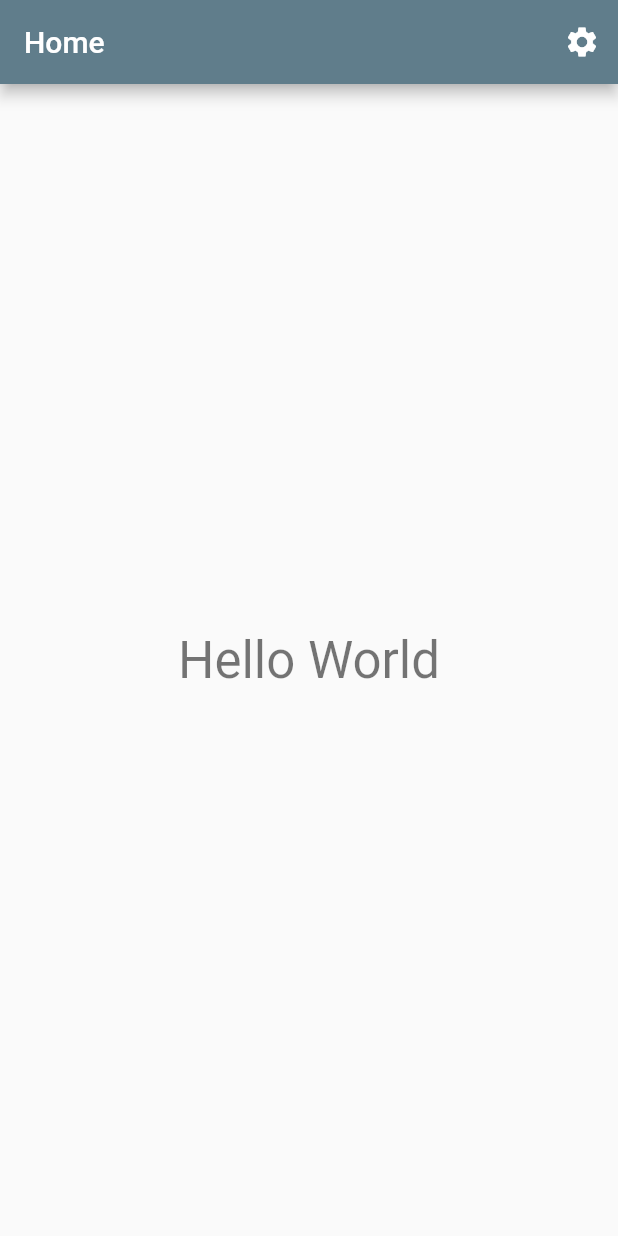
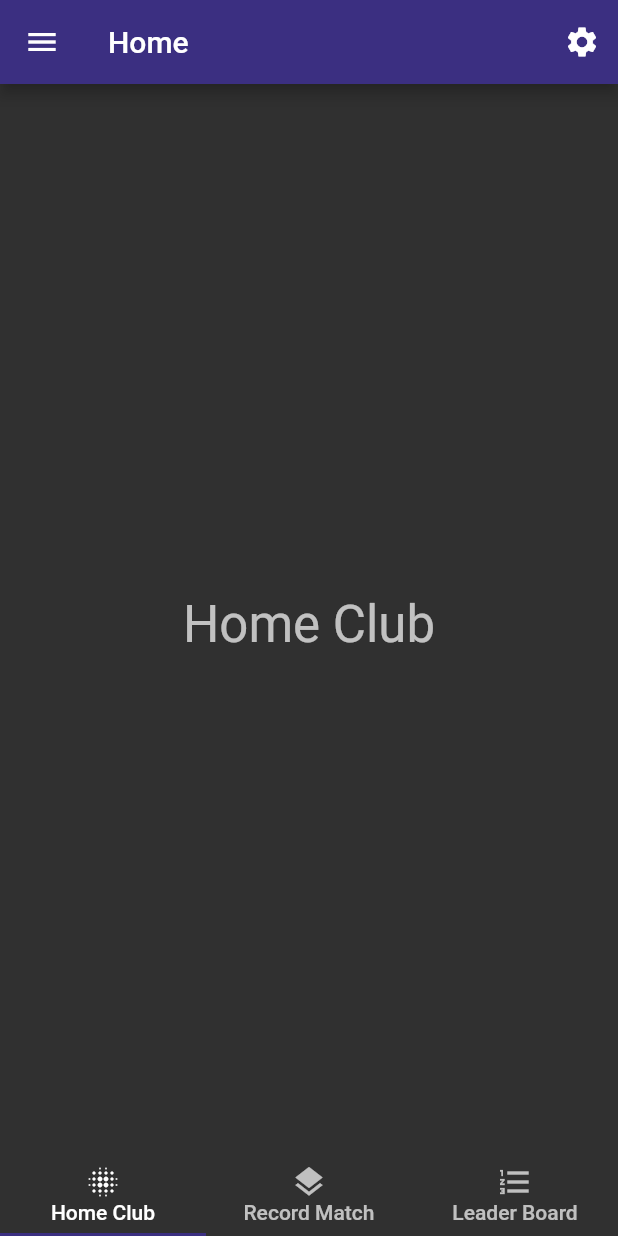
Before and after one commit to kattsushi/pong_score, a Flutter app: the screen it shows after launch, on a phone screen of 412 x 824 dp. Run offline on Flutter 3.47's test engine with Material 2 defaults, Android fonts, the phone set to English and light mode, and no system bars; our stand-ins replace bloc, equatable, flutter_bloc.

Commit message:
iniciando layout

```diff
--- a/lang/en.json
+++ b/lang/en.json
@@ -1,4 +1,13 @@
 {
   "home": "Home",
-  "hello-world": "Hello World"
+  "hello-world": "Hello World",
+  "home-club": "Home Club",
+  "leader-board": "Leader Board",
+  "record-match": "Record Match",
+  "members": "Merbers",
+  "tournaments": "Tournaments",
+  "events": "Events",
+  "club-info": "Club Info",
+  "subcription": "Subcription",
+  "teams-management": "Teams Management"
 }
--- a/lang/es.json
+++ b/lang/es.json
@@ -1,4 +1,13 @@
 {
   "home": "Casa",
-  "hello-world": "Hola Mundo"
+  "hello-world": "Hola Mundo",
+  "home-club": "Home Club",
+  "leader-board": "Leader Board",
+  "record-match": "Partido",
+  "members": "Miembros",
+  "tournaments": "Torneos",
+  "events": "Eventos",
+  "club-info": "Club Info",
+  "subcription": "Subcripcion",
+  "teams-management": "Gestion de Equipos"
 }
--- a/lib/main.dart
+++ b/lib/main.dart
@@ -6,9 +6,9 @@ import 'package:pong_score/ui/global/theme/bloc/theme_bloc.dart';
 import 'package:pong_score/ui/global/theme/bloc/theme_state.dart';
 import 'package:pong_score/ui/home/home_page.dart';
 
-void main() => runApp(MyApp());
+void main() => runApp(PongScoreApp());
 
-class MyApp extends StatelessWidget {
+class PongScoreApp extends StatelessWidget {
   @override
   Widget build(BuildContext context) {
     return BlocProvider(
--- a/lib/ui/global/theme/app_themes.dart
+++ b/lib/ui/global/theme/app_themes.dart
@@ -9,11 +9,11 @@ enum AppTheme {
 
 final appThemeData = {
   AppTheme.BlueLight : ThemeData(
-    brightness: Brightness.light,
-    primaryColor: Colors.blueGrey
+    brightness: Brightness.dark,
+    primaryColor: Color(0xFF3B2F81)
   ),
   AppTheme.BlueDark: ThemeData(
     brightness: Brightness.dark,
-    primaryColor: Colors.blueGrey
+    primaryColor: Color(0xFF3466FF)
   )
 };
--- a/lib/ui/home/home_page.dart
+++ b/lib/ui/home/home_page.dart
@@ -1,13 +1,19 @@
 import 'package:flutter/material.dart';
 import 'package:pong_score/ui/global/app_localizations.dart';
+import 'package:pong_score/ui/widgets/drawer_global.dart';
+import 'package:pong_score/ui/widgets/tab_bar_global.dart';
 import '../preference/preference_page.dart';
 
 class HomePage extends StatelessWidget {
   @override
   Widget build(BuildContext context) {
-    return Scaffold(
+  final translate = Applocalizations.of(context).translate;
+    return DefaultTabController(
+      child: Scaffold(
+        bottomNavigationBar: TabBarGlobalWidget(translate: translate),
+        drawer: DrawerGlobal(),
         appBar: AppBar(
-        title: Text(Applocalizations.of(context).translate('home')),
+          title: Text(translate('home')),
           actions: <Widget>[
             IconButton(
               icon: Icon(Icons.settings),
@@ -20,14 +26,9 @@ class HomePage extends StatelessWidget {
             )
           ],
         ),
-      body: Center(
-        child: Container(
-          child: Text(
-            Applocalizations.of(context).translate('hello-world'),
-            style: Theme.of(context).textTheme.display1,
+        body: TabBarViewGlobal(translate: translate),
       ),
-        ),
-      ),
+      length: 3,
     );
   }
 }
--- /dev/null
+++ b/lib/ui/widgets/tab_bar_global.dart
@@ -0,0 +1,84 @@
+
+import 'package:flutter/material.dart';
+
+class TabBarGlobalWidget extends StatelessWidget {
+  const TabBarGlobalWidget({
+    Key key,
+    @required this.translate,
+  }) : super(key: key);
+
+  final String Function(String key) translate;
+
+  @override
+  Widget build(BuildContext context) {
+    return TabBar(
+      indicatorColor: Color(0xFF3B2F81),
+      tabs: [
+        Tab(
+          child: Column(
+            children: <Widget>[
+              Icon(Icons.blur_on),
+              Text(translate('home-club')),
+            ],
+          ),
+        ),
+        Tab(
+          child: Column(
+            children: <Widget>[
+              Icon(Icons.layers),
+              Text(translate('record-match')),
+            ],
+          ),
+        ),
+        Tab(
+          child: Column(
+            children: <Widget>[
+              Icon(Icons.format_list_numbered),
+              Text(translate('leader-board')),
+            ],
+          ),
+        ),
+      ],
+    );
+  }
+}
+
+
+class TabBarViewGlobal extends StatelessWidget {
+  const TabBarViewGlobal({
+    Key key,
+    @required this.translate,
+  }) : super(key: key);
+
+  final String Function(String key) translate;
+
+  @override
+  Widget build(BuildContext context) {
+    return TabBarView(children: [
+      Center(
+        child: Container(
+          child: Text(
+            translate('home-club'),
+            style: Theme.of(context).textTheme.display1,
+          ),
+        ),
+      ),
+      Center(
+        child: Container(
+          child: Text(
+            translate('record-match'),
+            style: Theme.of(context).textTheme.display1,
+          ),
+        ),
+      ),
+      Center(
+        child: Container(
+          child: Text(
+            translate('leader-board'),
+            style: Theme.of(context).textTheme.display1,
+          ),
+        ),
+      )
+    ]);
+  }
+}
```
Also changed, not shown: lib/ui/widgets/drawer_global.dart (added, +80 -0 lines), 1 other file. Lines whose indentation alone changed are shown as unchanged.
